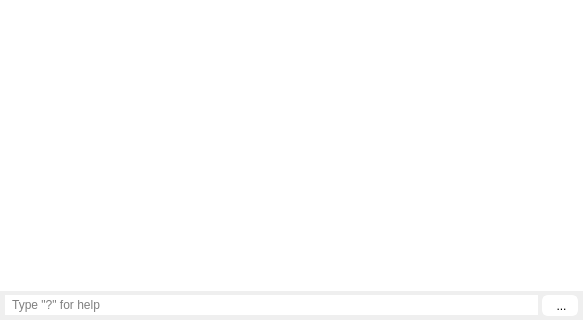
Old version of the form src/widgets/ConsoleWidget.ui in the repository rizinorg/cutter; both pictures show x 0 to 583 and y 214 to 534 of the 583 by 534 pixel window.
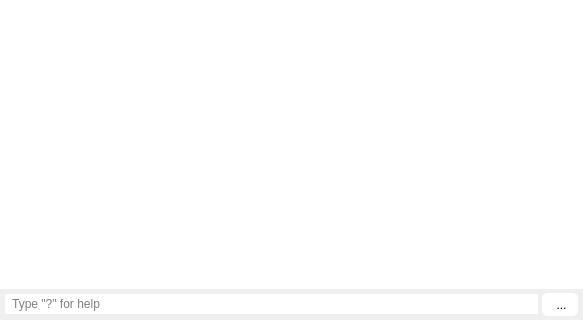
New version of the form. Icons and pictures are not drawn.

The edit to the form file:
```diff
--- a/src/widgets/ConsoleWidget.ui
+++ b/src/widgets/ConsoleWidget.ui
@@ -105,23 +105,28 @@
         <string>Execute command</string>
        </property>
        <property name="styleSheet">
-        <string notr="true">/*
-border: none;
-padding: 2px;
-*/
-
+        <string notr="true">
 QToolButton { /* all types of tool button */
-    border: 0px solid rgb(255, 255, 255);
-    border-radius: 6px;
-    border-top: 2px solid rgb(255, 255, 255);
-    border-bottom: 2px solid rgb(255, 255, 255);
-    border-left: 2px solid rgb(255, 255, 255);
-    border-right: 2px solid rgb(255, 255, 255);
     margin-bottom: 1px;
     margin-top: 1px;
     padding-left: 8px;
     padding-right: 5px;
-	background-color: rgb(255, 255, 255);
+    padding-top: 1px;
+    padding-bottom: 1px;
+	background-color: palette(light);
+    border-radius: 6px;
+    border-top: 2px solid palette(light);
+    border-bottom: 2px solid palette(light);
+    border-left: 2px solid palette(light);
+    border-right: 2px solid palette(light);
+}
+
+QToolButton:pressed {
+	background-color: palette(dark);
+    border-top: 2px solid palette(dark);
+    border-bottom: 2px solid palette(dark);
+    border-left: 2px solid palette(dark);
+    border-right: 2px solid palette(dark);
 }</string>
        </property>
        <property name="text">
```
